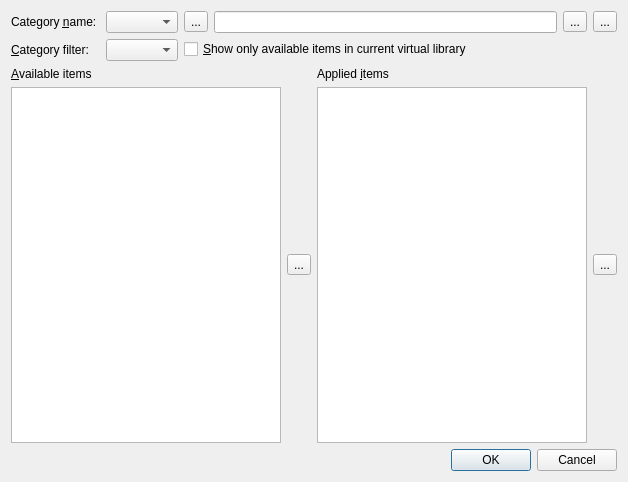
debian-calibre/calibre, file src/calibre/gui2/dialogs/tag_categories.ui: the form before one commit.
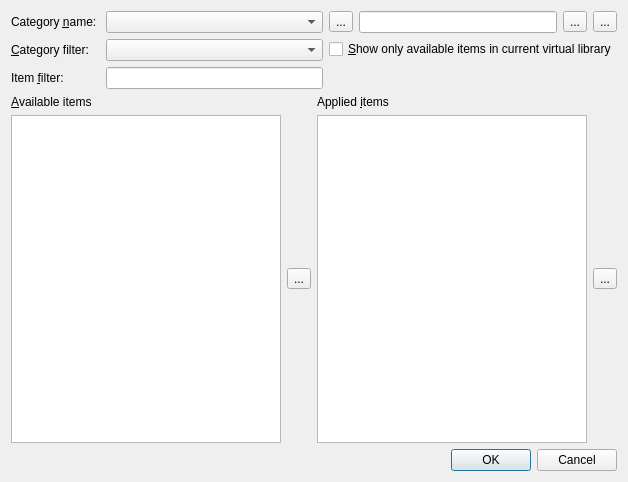
The form after the commit. Icons and pictures are not drawn.

```diff
--- a/src/calibre/gui2/dialogs/tag_categories.ui
+++ b/src/calibre/gui2/dialogs/tag_categories.ui
@@ -33,7 +33,7 @@
           <cstring>category_box</cstring>
          </property>
         </widget>
-     </item>
+       </item>
        <item row="0" column="1">
         <widget class="QComboBox" name="category_box">
          <property name="toolTip">
@@ -64,6 +64,26 @@
          </property>
         </widget>
        </item>
+       <item row="2" column="0">
+        <widget class="QLabel" name="label_filt">
+         <property name="text">
+          <string>Item &amp;filter: </string>
+         </property>
+         <property name="alignment">
+          <set>Qt::AlignLeading|Qt::AlignLeft|Qt::AlignVCenter</set>
+         </property>
+         <property name="buddy">
+          <cstring>item_filter_box</cstring>
+         </property>
+        </widget>
+       </item>
+       <item row="2" column="1">
+        <widget class="QLineEdit" name="item_filter_box">
+         <property name="toolTip">
+          <string>Enter text to filter the available items. Case and accents are ignored.</string>
+         </property>
+        </widget>
+       </item>
       </layout>
      </item>
      <item row="0" column="1" colspan="3">
@@ -136,6 +156,13 @@
          </property>
         </widget>
        </item>
+       <item row="2" column="0">
+        <widget class="QLabel" name="blank">
+         <property name="text">
+          <string> </string>
+         </property>
+        </widget>
+       </item>
       </layout>
      </item>
     </layout>
@@ -152,7 +179,7 @@
        </property>
       </widget>
      </item>
-     <item row="2" column="0">
+     <item row="3" column="0">
       <widget class="QListWidget" name="available_items_box">
        <property name="alternatingRowColors">
         <bool>true</bool>
@@ -165,7 +192,7 @@
        </property>
       </widget>
      </item>
-     <item row="2" column="1">
+     <item row="3" column="1">
       <widget class="QToolButton" name="apply_button">
        <property name="toolTip">
         <string>Apply tags to current tag category</string>
@@ -189,7 +216,7 @@
        </property>
       </widget>
      </item>
-     <item row="2" column="2">
+     <item row="3" column="2">
       <widget class="QListWidget" name="applied_items_box">
        <property name="alternatingRowColors">
         <bool>true</bool>
@@ -199,7 +226,7 @@
        </property>
       </widget>
      </item>
-     <item row="2" column="3">
+     <item row="3" column="3">
       <widget class="QToolButton" name="unapply_button">
        <property name="toolTip">
         <string>Unapply (remove) tag from current tag category</string>
@@ -213,7 +240,7 @@
        </property>
       </widget>
      </item>
-     <item row="3" column="0" colspan="4">
+     <item row="4" column="0" colspan="4">
       <widget class="QDialogButtonBox" name="buttonBox">
        <property name="orientation">
         <enum>Qt::Horizontal</enum>
```
